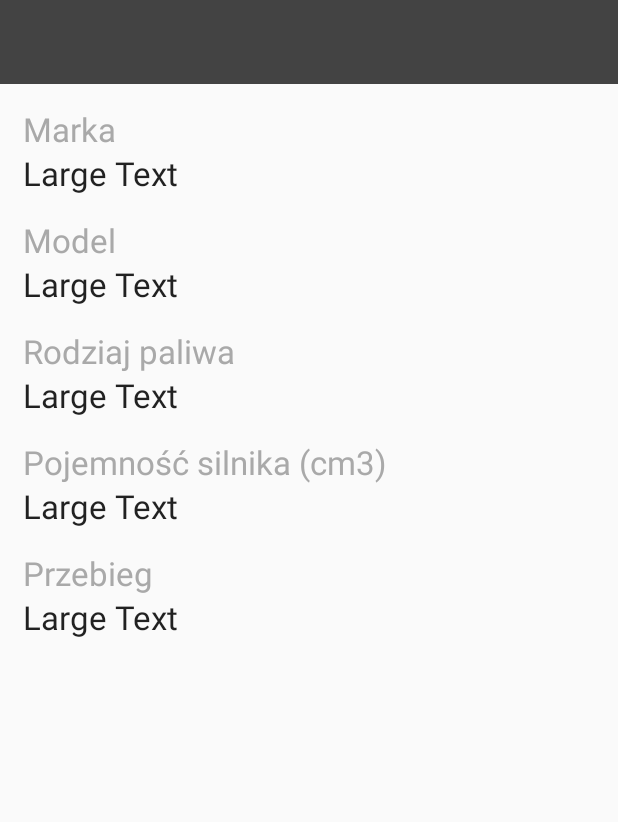
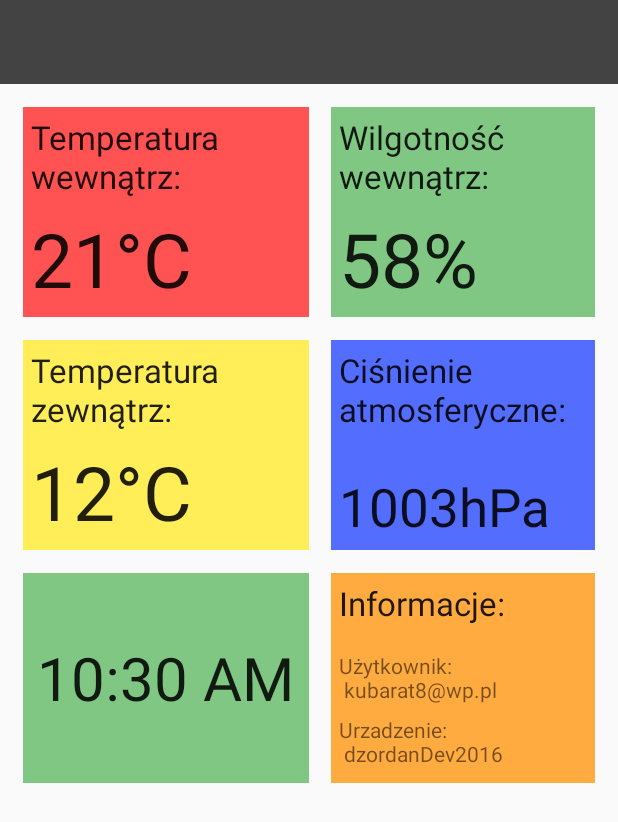
Before and after one commit to c1nek/SNOSandroid, an Android app: the screen it shows after launch (MainActivity), after a tap on "ZALOGUJ", on a phone screen of 412 x 824 dp. Shown: the top 822 px of the screen. Run offline under Robolectric (Android 15) with nearby library versions, the phone set to English and light mode, and no system bars.

Commit message:
data layout - done

```diff
--- a/SNOSand/app/src/main/java/com/dzordandev/snosand/DataFragment.java
+++ b/SNOSand/app/src/main/java/com/dzordandev/snosand/DataFragment.java
@@ -35,37 +35,6 @@ public class DataFragment extends Fragment {
 
         View myInflatedView = inflater.inflate(R.layout.data_layout, container,false);
 
-//        carInfo = new carDetails(myActivity.getCarDetails());
-
-        producentValue = (TextView) myInflatedView.findViewById(R.id.brand);
-       // producentValue.setText(carInfo.getProducent());
-
-        modelValue = (TextView) myInflatedView.findViewById(R.id.textView11);
-       // modelValue.setText(carInfo.getModel());
-
-        mileageValue = (TextView) myInflatedView.findViewById(R.id.textView9);
-        //mileageValue.setText(String.valueOf(carInfo.getMileage()));
-
-        motorValue = (TextView) myInflatedView.findViewById(R.id.textView7);
-        //motorValue.setText(String.valueOf(carInfo.getMotor()));
-
-        fuelValue = (TextView) myInflatedView.findViewById(R.id.fueltype);
-        /*
-        if(carInfo.getFuel() == 0){
-            //fuelValue.setText("PB");
-        } else if (carInfo.getFuel() == 1){
-            //fuelValue.setText("ON");
-        } else if (carInfo.getFuel() == 2){
-           // fuelValue.setText("PB+LPG");
-        }   else if (carInfo.getFuel() == 3){
-            //fuelValue.setText("CNG");
-        }
-*/
-
-
-
-
-
 
         return myInflatedView;
     }
--- a/SNOSand/app/src/main/res/layout/data_layout.xml
+++ b/SNOSand/app/src/main/res/layout/data_layout.xml
@@ -1,96 +1,206 @@
 <?xml version="1.0" encoding="utf-8"?>
-<LinearLayout xmlns:android="http://schemas.android.com/apk/res/android"
-    android:orientation="vertical" android:layout_width="match_parent"
-    android:layout_height="match_parent"
-    android:id="@+id/dataLay">
+<TableLayout xmlns:android="http://schemas.android.com/apk/res/android"
+    android:id="@+id/tableLayout1"
+    android:layout_width="match_parent"
+    android:layout_height="wrap_content"
+    android:stretchColumns="0,1">
+
+    <TableRow
+        android:id="@+id/tableRow1"
+        android:layout_width="fill_parent"
+        android:layout_height="wrap_content">
+
+
+        <FrameLayout
+            android:layout_width="match_parent"
+            android:layout_height="140dp"
+            android:layout_marginLeft="15dp"
+            android:layout_marginRight="7.5dp"
+            android:layout_marginBottom="15dp"
+            android:background="#ff5252"
+            android:layout_marginTop="15dp" >
 
             <TextView
                 android:layout_width="wrap_content"
                 android:layout_height="wrap_content"
                 android:textAppearance="?android:attr/textAppearanceLarge"
-        android:text="Marka"
+                android:text="Temperatura\nwewnątrz:"
                 android:id="@+id/textView2"
-        android:layout_marginTop="15dp"
-        android:layout_marginLeft="15dp"
-        android:textColor="@color/colorPrimary" />
+                android:layout_gravity="left|top"
+                android:maxLines="2"
+                android:layout_margin="5dp" />
 
             <TextView
                 android:layout_width="wrap_content"
                 android:layout_height="wrap_content"
                 android:textAppearance="?android:attr/textAppearanceLarge"
-        android:text="Large Text"
-        android:id="@+id/brand"
-        android:layout_marginLeft="15dp" />
+                android:text="21\u00b0C"
+                android:id="@+id/tempInsideText"
+                android:layout_gravity="left|bottom"
+                android:textSize="50dp"
+                android:layout_margin="5dp" />
+
+        </FrameLayout>
+
+        <FrameLayout
+            android:layout_width="match_parent"
+            android:layout_height="140dp"
+            android:layout_marginBottom="15dp"
+            android:background="#81c784"
+            android:layout_marginTop="15dp"
+            android:layout_marginRight="15dp"
+            android:layout_marginLeft="7.5dp">
 
             <TextView
                 android:layout_width="wrap_content"
                 android:layout_height="wrap_content"
                 android:textAppearance="?android:attr/textAppearanceLarge"
-        android:text="Model"
-        android:id="@+id/textView10"
-        android:layout_marginTop="15dp"
-        android:layout_marginLeft="15dp"
-        android:textColor="@color/colorPrimary" />
+                android:text="Wilgotność\nwewnątrz:"
+                android:id="@+id/textView3"
+                android:layout_gravity="left|top"
+                android:maxLines="2"
+                android:layout_margin="5dp" />
 
             <TextView
                 android:layout_width="wrap_content"
                 android:layout_height="wrap_content"
                 android:textAppearance="?android:attr/textAppearanceLarge"
-        android:text="Large Text"
-        android:id="@+id/textView11"
-        android:layout_marginLeft="15dp" />
+                android:text="58%"
+                android:id="@+id/humText"
+                android:layout_gravity="left|bottom"
+                android:textSize="50dp"
+                android:layout_margin="5dp" />
+        </FrameLayout>
+
+    </TableRow>
+
+    <TableRow
+        android:id="@+id/tableRow"
+        android:layout_width="fill_parent"
+        android:layout_height="wrap_content" >
+
+        <FrameLayout
+            android:layout_width="match_parent"
+            android:layout_height="140dp"
+            android:layout_marginLeft="15dp"
+            android:layout_marginRight="7.5dp"
+            android:layout_marginBottom="15dp"
+            android:background="#ffee58" >
 
             <TextView
                 android:layout_width="wrap_content"
                 android:layout_height="wrap_content"
                 android:textAppearance="?android:attr/textAppearanceLarge"
-        android:text="Rodziaj paliwa"
+                android:text="Temperatura\nzewnątrz:"
                 android:id="@+id/textView4"
-        android:layout_marginTop="15dp"
-        android:layout_marginLeft="15dp"
-        android:textColor="@color/colorPrimary" />
+                android:layout_gravity="left|top"
+                android:maxLines="2"
+                android:layout_margin="5dp" />
 
             <TextView
                 android:layout_width="wrap_content"
                 android:layout_height="wrap_content"
                 android:textAppearance="?android:attr/textAppearanceLarge"
-        android:text="Large Text"
-        android:id="@+id/fueltype"
-        android:layout_marginLeft="15dp" />
+                android:text="12\u00b0C"
+                android:id="@+id/tempOutsideText"
+                android:layout_gravity="left|bottom"
+                android:textSize="50dp"
+                android:layout_margin="5dp" />
+        </FrameLayout>
+
+        <FrameLayout
+            android:layout_width="match_parent"
+            android:layout_height="140dp"
+            android:layout_marginLeft="7.5dp"
+            android:layout_marginRight="15dp"
+            android:layout_marginBottom="15dp"
+            android:background="#536dfe" >
 
             <TextView
                 android:layout_width="wrap_content"
                 android:layout_height="wrap_content"
                 android:textAppearance="?android:attr/textAppearanceLarge"
-        android:text="Pojemność silnika (cm3)"
-        android:id="@+id/textView6"
-        android:layout_marginTop="15dp"
-        android:layout_marginLeft="15dp"
-        android:textColor="@color/colorPrimary" />
+                android:text="Ciśnienie\natmosferyczne:"
+                android:id="@+id/textView5"
+                android:layout_gravity="left|top"
+                android:maxLines="2"
+                android:layout_marginLeft="5dp"
+                android:layout_marginTop="5dp"
+                android:layout_marginBottom="5dp" />
 
             <TextView
                 android:layout_width="wrap_content"
                 android:layout_height="wrap_content"
                 android:textAppearance="?android:attr/textAppearanceLarge"
-        android:text="Large Text"
-        android:id="@+id/textView7"
-        android:layout_marginLeft="15dp" />
+                android:text="1003hPa"
+                android:id="@+id/pressureText"
+                android:layout_gravity="left|bottom"
+                android:textSize="35dp"
+                android:layout_margin="5dp" />
+        </FrameLayout>
+    </TableRow>
+
+    <TableRow
+        android:id="@+id/tableRow2"
+        android:layout_width="fill_parent"
+        android:layout_height="wrap_content" >
+
+        <FrameLayout
+            android:layout_width="match_parent"
+            android:layout_height="140dp"
+            android:layout_marginLeft="15dp"
+            android:layout_marginRight="7.5dp"
+            android:layout_marginBottom="15dp"
+            android:background="#81c784" >
+
+            <android.widget.TextClock
+                android:id="@+id/hk_time"
+                android:layout_width="wrap_content"
+                android:layout_height="wrap_content"
+                android:format24Hour="k:mm"
+                android:format12Hour="@null"
+                android:textSize="40dp"
+                android:layout_gravity="center" />
+
+        </FrameLayout>
+
+        <FrameLayout
+            android:layout_width="match_parent"
+            android:layout_height="140dp"
+            android:layout_marginLeft="7.5dp"
+            android:layout_marginRight="15dp"
+            android:layout_marginBottom="15dp"
+            android:background="#ffab40" >
 
             <TextView
                 android:layout_width="wrap_content"
                 android:layout_height="wrap_content"
                 android:textAppearance="?android:attr/textAppearanceLarge"
-        android:text="Przebieg"
-        android:id="@+id/textView8"
-        android:layout_marginTop="15dp"
-        android:layout_marginLeft="15dp"
-        android:textColor="@color/colorPrimary" />
+                android:text="Informacje:"
+                android:id="@+id/textView6"
+                android:layout_gravity="left|top"
+                android:layout_margin="5dp" />
 
             <TextView
                 android:layout_width="wrap_content"
                 android:layout_height="wrap_content"
-        android:textAppearance="?android:attr/textAppearanceLarge"
-        android:text="Large Text"
+                android:textAppearance="?android:attr/textAppearanceSmall"
+                android:text="Użytkownik:\n kubarat8@wp.pl"
+                android:id="@+id/textView7"
+                android:layout_gravity="left|center_vertical"
+                android:layout_marginLeft="5dp" />
+
+            <TextView
+                android:layout_width="wrap_content"
+                android:layout_height="wrap_content"
+                android:textAppearance="?android:attr/textAppearanceSmall"
+                android:text="Urzadzenie:\n dzordanDev2016"
                 android:id="@+id/textView9"
-        android:layout_marginLeft="15dp" />
-</LinearLayout>
+                android:layout_gravity="bottom|left"
+                android:layout_marginTop="5dp"
+                android:layout_marginBottom="10dp"
+                android:layout_marginLeft="5dp" />
+        </FrameLayout>
+    </TableRow>
+
+</TableLayout>
--- a/SNOSand/app/src/main/res/layout/nav_header_main.xml
+++ b/SNOSand/app/src/main/res/layout/nav_header_main.xml
@@ -1,7 +1,7 @@
 <?xml version="1.0" encoding="utf-8"?>
 <LinearLayout xmlns:android="http://schemas.android.com/apk/res/android"
     android:layout_width="match_parent"
-    android:layout_height="125dp"
+    android:layout_height="150dp"
     android:background="@color/colorAccent"
     android:gravity="top"
     android:orientation="vertical"
```
Lines whose indentation alone changed are shown as unchanged.
